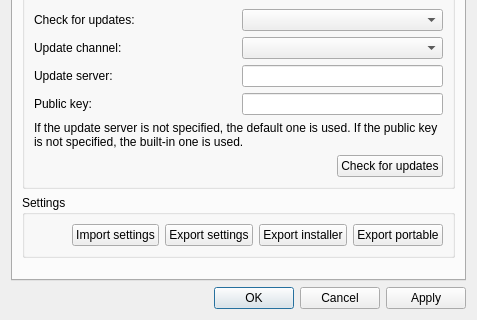
dchapyshev/aspia, file source/host/ui/config_dialog.ui: the form before one commit; both pictures show x 0 to 477 and y 216 to 536 of the 477 by 536 pixel window.
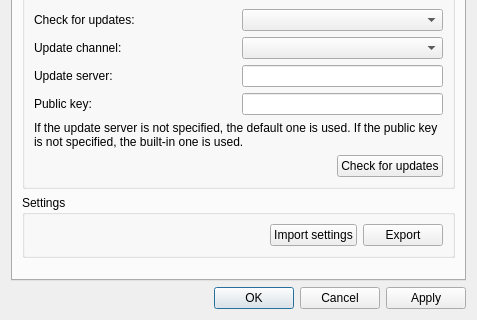
The form after the commit. Icons and pictures are not drawn. Custom widgets are drawn as their Qt base class.

Commit message: Portable mode improvements.

What changed in the file:
```diff
--- a/source/host/ui/config_dialog.ui
+++ b/source/host/ui/config_dialog.ui
@@ -248,21 +248,7 @@
           <item>
            <widget class="QPushButton" name="button_export">
             <property name="text">
-             <string>Export settings</string>
-            </property>
-           </widget>
-          </item>
-          <item>
-           <widget class="QPushButton" name="button_export_installer">
-            <property name="text">
-             <string>Export installer</string>
-            </property>
-           </widget>
-          </item>
-          <item>
-           <widget class="QPushButton" name="button_export_portable">
-            <property name="text">
-             <string>Export portable</string>
+             <string>Export</string>
             </property>
            </widget>
           </item>
```
The commit also changes 2 other files.
